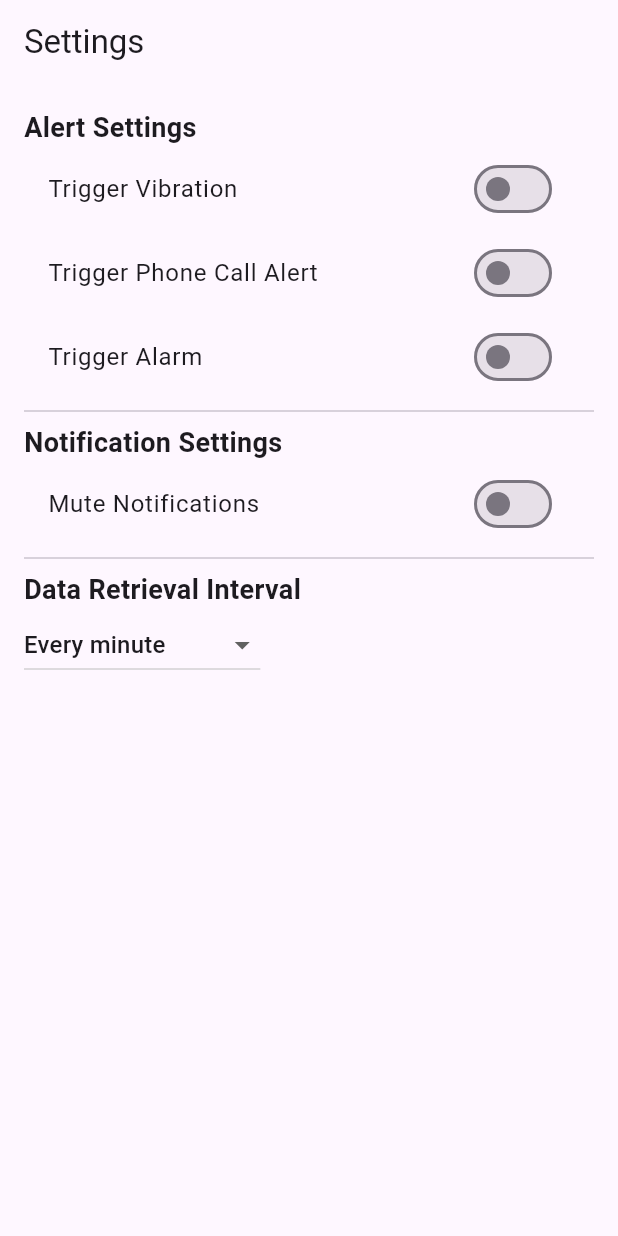
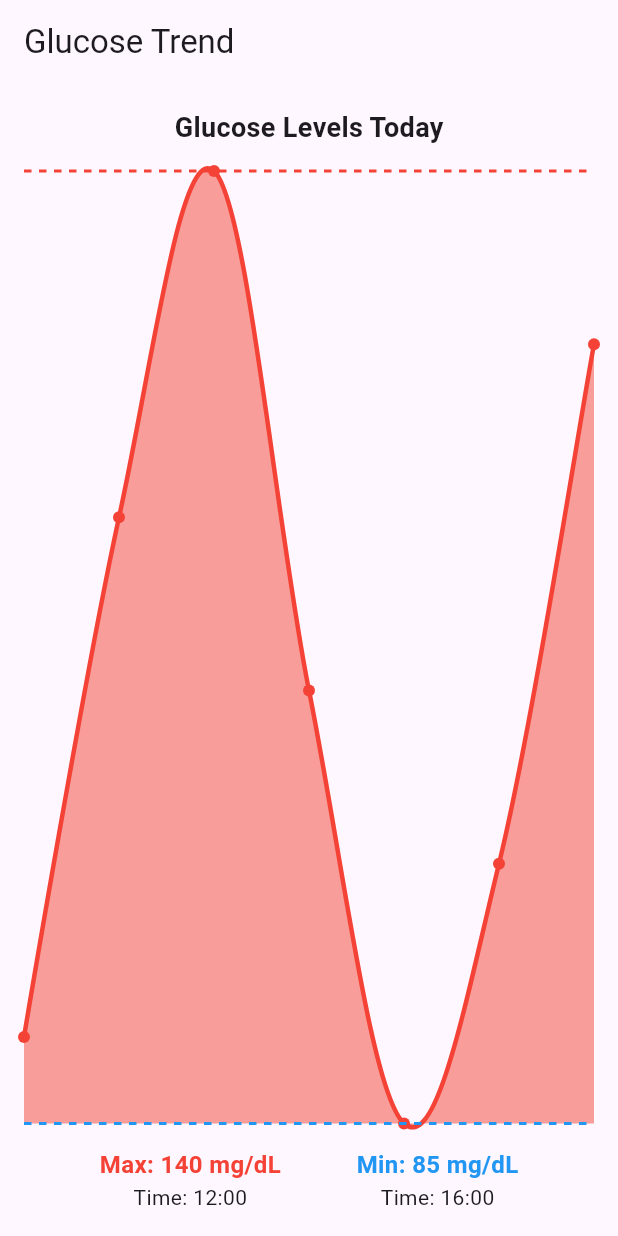
Before and after one commit to jingjingyang0803/GluMon, a Flutter app: the screen it shows after launch, on a phone screen of 412 x 824 dp. Run offline on Flutter 3.47's test engine with Material 3 defaults, Android fonts, the phone set to English and light mode, and no system bars; drawn by our look-alikes of fl_chart.

Commit message:
Add trend page with line chart

```diff
--- a/lib/main.dart
+++ b/lib/main.dart
@@ -1,5 +1,5 @@
 import 'package:flutter/material.dart';
-import 'package:glu_mon/screens/settings_page.dart';
+import 'package:glu_mon/screens/trend_page.dart';
 
 void main() {
   runApp(const MyApp());
@@ -32,7 +32,7 @@ class MyApp extends StatelessWidget {
         colorScheme: ColorScheme.fromSeed(seedColor: Colors.deepPurple),
         useMaterial3: true,
       ),
-      home: const SettingsPage(),
+      home: TrendPage(),
     );
   }
 }
--- /dev/null
+++ b/lib/screens/trend_page.dart
@@ -0,0 +1,113 @@
+import 'dart:math';
+
+import 'package:fl_chart/fl_chart.dart';
+import 'package:flutter/material.dart';
+
+class TrendPage extends StatelessWidget {
+  final List<Map<String, dynamic>> glucoseData = [
+    {'time': '08:00', 'value': 90},
+    {'time': '10:00', 'value': 120},
+    {'time': '12:00', 'value': 140},
+    {'time': '14:00', 'value': 110},
+    {'time': '16:00', 'value': 85},
+    {'time': '18:00', 'value': 100},
+    {'time': '20:00', 'value': 130},
+  ];
+
+  TrendPage({super.key});
+
+  @override
+  Widget build(BuildContext context) {
+    double minValue = glucoseData
+        .map<double>((e) => (e['value'] as num)
+            .toDouble()) // Explicitly cast to num then double
+        .reduce(min);
+
+    double maxValue = glucoseData
+        .map<double>((e) => (e['value'] as num)
+            .toDouble()) // Explicitly cast to num then double
+        .reduce(max);
+
+    var minEntry = glucoseData.firstWhere((e) => e['value'] == minValue);
+    var maxEntry = glucoseData.firstWhere((e) => e['value'] == maxValue);
+
+    return Scaffold(
+      appBar: AppBar(title: Text('Glucose Trend')),
+      body: Padding(
+        padding: EdgeInsets.all(16.0),
+        child: Column(
+          crossAxisAlignment: CrossAxisAlignment.center,
+          children: [
+            Text('Glucose Levels Today',
+                style: TextStyle(fontSize: 18, fontWeight: FontWeight.bold)),
+            SizedBox(height: 16),
+            Expanded(
+              child: LineChart(
+                LineChartData(
+                  titlesData: FlTitlesData(show: false),
+                  borderData: FlBorderData(show: false),
+                  gridData: FlGridData(show: false),
+                  lineBarsData: [
+                    LineChartBarData(
+                      spots: glucoseData
+                          .asMap()
+                          .entries
+                          .map((e) => FlSpot(
+                              e.key.toDouble(), e.value['value'].toDouble()))
+                          .toList(),
+                      isCurved: true,
+                      color: Colors.red,
+                      barWidth: 3,
+                      isStrokeCapRound: true,
+                      belowBarData: BarAreaData(
+                          show: true, color: Colors.red.withValues(alpha: 0.5)),
+                      dotData: FlDotData(show: true),
+                    )
+                  ],
+                  extraLinesData: ExtraLinesData(horizontalLines: [
+                    HorizontalLine(
+                        y: maxValue,
+                        color: Colors.red,
+                        strokeWidth: 2,
+                        dashArray: [5, 5]),
+                    HorizontalLine(
+                        y: minValue,
+                        color: Colors.blue,
+                        strokeWidth: 2,
+                        dashArray: [5, 5]),
+                  ]),
+                ),
+              ),
+            ),
+            SizedBox(height: 16),
+            Row(
+              mainAxisAlignment: MainAxisAlignment.spaceEvenly,
+              children: [
+                Column(
+                  children: [
+                    Text('Max: ${maxEntry['value']} mg/dL',
+                        style: TextStyle(
+                            fontSize: 16,
+                            fontWeight: FontWeight.bold,
+                            color: Colors.red)),
+                    Text('Time: ${maxEntry['time']}'),
+                  ],
+                ),
+                Column(
+                  children: [
+                    Text('Min: ${minEntry['value']} mg/dL',
+                        style: TextStyle(
+                            fontSize: 16,
+                            fontWeight: FontWeight.bold,
+                            color: Colors.blue)),
+                    Text('Time: ${minEntry['time']}'),
+                  ],
+                ),
+              ],
+            ),
+          ],
+        ),
+      ),
+    );
+  }
+}
--- a/pubspec.yaml
+++ b/pubspec.yaml
@@ -34,6 +34,7 @@ dependencies:
   # The following adds the Cupertino Icons font to your application.
   # Use with the CupertinoIcons class for iOS style icons.
   cupertino_icons: ^1.0.8
+  fl_chart: ^0.70.2
 
 dev_dependencies:
   flutter_test:
```
Also changed, not shown: pubspec.lock.
